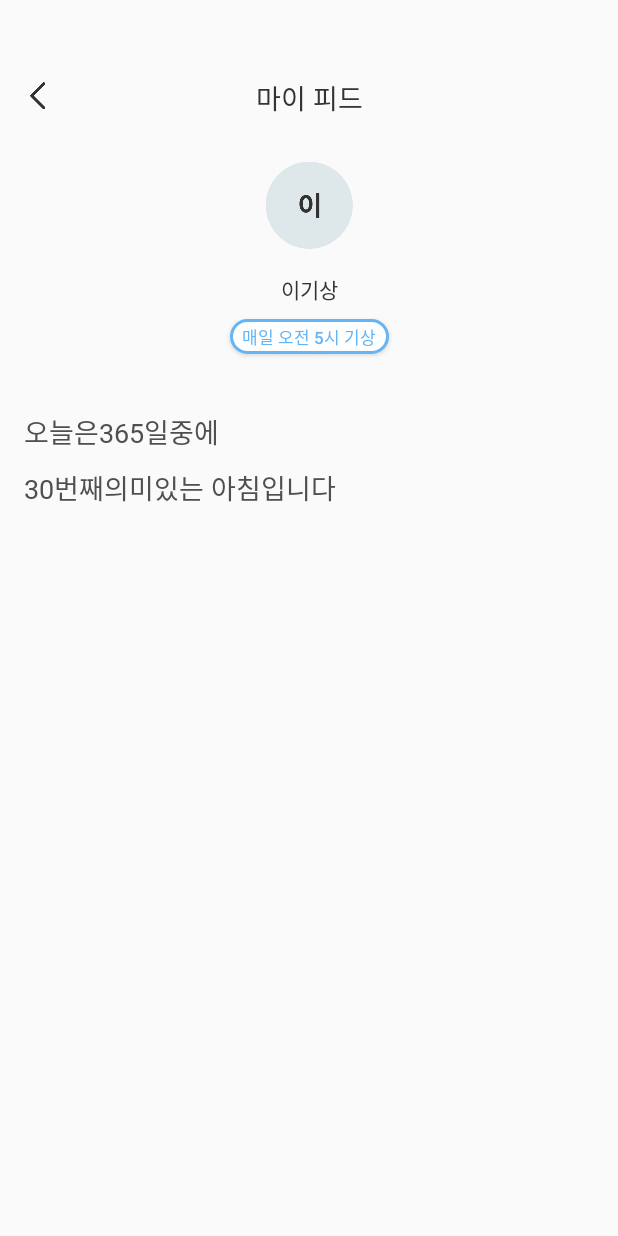
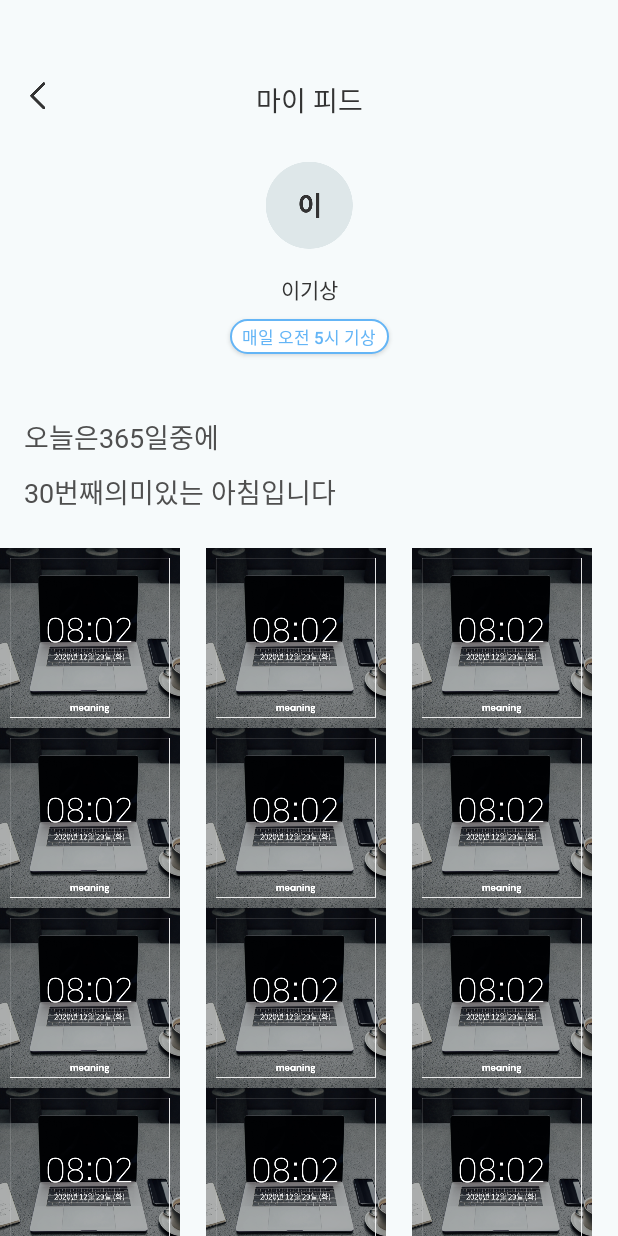
Before and after one commit to nneaning/meaning_Android, an Android app: the screen it shows after launch (MyFeedMainActivity), on a phone screen of 412 x 824 dp. Run offline under Robolectric (Android 15) with nearby library versions, the phone set to English and light mode, and no system bars; our stand-ins replace data binding; 1 statement that could not run was skipped.

Commit message:
[feat] 마이 피드 메인 페이지 inflate
coordinatorLayout 내 앱바레이아웃, CollapsingToolbarLayout을 이용해 스크롤 적용 구현. 리사이클러뷰 이용해 타임스탬프 인증 사진 기록

Related to : #12

```diff
--- a/app/build.gradle
+++ b/app/build.gradle
@@ -45,9 +45,13 @@ dependencies {
     implementation 'androidx.appcompat:appcompat:1.2.0'
     implementation 'com.google.android.material:material:1.2.1'
     implementation 'androidx.constraintlayout:constraintlayout:2.0.4'
+    implementation 'com.github.bumptech.glide:glide:4.11.0'
 
     // Test
     testImplementation 'junit:junit:4.13.1'
     androidTestImplementation 'androidx.test.ext:junit:1.1.2'
     androidTestImplementation 'androidx.test.espresso:espresso-core:3.3.0'
+
+
+
 }
--- a/app/src/main/AndroidManifest.xml
+++ b/app/src/main/AndroidManifest.xml
@@ -9,7 +9,7 @@
         android:roundIcon="@mipmap/ic_launcher_round"
         android:supportsRtl="true"
         android:theme="@style/Theme.Andromeaning">
-        <activity android:name=".Presentation.MyFeedMainActivity">
+        <activity android:name=".presentation.MyFeedMainActivity">
             <intent-filter>
                 <action android:name="android.intent.action.MAIN" />
                 <category android:name="android.intent.category.LAUNCHER" />
--- a/app/src/main/java/meaning/morning/Presentation/Adpater/MyFeedPictureAdapter.kt
+++ /dev/null
@@ -1 +0,0 @@
-package meaning.morning.Presentation.Adpater
--- a/app/src/main/java/meaning/morning/Presentation/MyFeedMainActivity.kt
+++ b/app/src/main/java/meaning/morning/Presentation/MyFeedMainActivity.kt
@@ -1,12 +1,59 @@
-package meaning.morning.Presentation
+package meaning.morning.presentation
 
 import androidx.appcompat.app.AppCompatActivity
 import android.os.Bundle
+import androidx.databinding.DataBindingUtil
+import androidx.recyclerview.widget.GridLayoutManager
 import meaning.morning.R
+import meaning.morning.databinding.ActivityMyFeedMainBinding
+import meaning.morning.databinding.ItemListBinding
+import meaning.morning.presentation.adapter.MyFeedPictureAdapter
 
 class MyFeedMainActivity : AppCompatActivity() {
+
+    private lateinit var binding : ActivityMyFeedMainBinding
+    private lateinit var binding2 : ItemListBinding
+
     override fun onCreate(savedInstanceState: Bundle?) {
         super.onCreate(savedInstanceState)
-        setContentView(R.layout.activity_my_feed_main)
+
+        init()
+        setRcv()
+
     }
+
+    fun init(){
+        binding = DataBindingUtil.setContentView(this, R.layout.activity_my_feed_main)
+        binding.myFeedMainActivity = this
+    }
+
+    fun setRcv(){
+        val myFeedPictureAdapter = MyFeedPictureAdapter(this)
+        binding.rcvMyfeed.layoutManager = GridLayoutManager(this,3)
+        binding.rcvMyfeed.adapter = myFeedPictureAdapter
+        myFeedPictureAdapter.data = listOf(
+           MyFeedPictureData(R.drawable.image_16),
+            MyFeedPictureData(R.drawable.image_16),
+            MyFeedPictureData(R.drawable.image_16),
+            MyFeedPictureData(R.drawable.image_16),
+            MyFeedPictureData(R.drawable.image_16),
+            MyFeedPictureData(R.drawable.image_16),
+            MyFeedPictureData(R.drawable.image_16),
+            MyFeedPictureData(R.drawable.image_16),
+            MyFeedPictureData(R.drawable.image_16),
+            MyFeedPictureData(R.drawable.image_16),
+            MyFeedPictureData(R.drawable.image_16),
+            MyFeedPictureData(R.drawable.image_16),
+            MyFeedPictureData(R.drawable.image_16),
+            MyFeedPictureData(R.drawable.image_16),
+            MyFeedPictureData(R.drawable.image_16),
+            MyFeedPictureData(R.drawable.image_16),
+            MyFeedPictureData(R.drawable.image_16),
+            MyFeedPictureData(R.drawable.image_16)
+
+
+        )
+        myFeedPictureAdapter.notifyDataSetChanged()
+    }
+
 }
--- a/app/src/main/java/meaning/morning/Presentation/MyFeedPictureData.kt
+++ b/app/src/main/java/meaning/morning/Presentation/MyFeedPictureData.kt
@@ -1,3 +1,7 @@
-package meaning.morning.Presentation
+package meaning.morning.presentation
 
 import android.widget.ImageView
+
+data class MyFeedPictureData (
+        var iv_picture : Int
+    )
--- a/app/src/main/java/meaning/morning/Presentation/MyFeedPictureViewHolder.kt
+++ /dev/null
@@ -1 +0,0 @@
-package meaning.morning.Presentation
--- /dev/null
+++ b/app/src/main/java/meaning/morning/Presentation/adapter/MyFeedPictureAdapter.kt
@@ -0,0 +1,31 @@
+package meaning.morning.presentation.adapter
+
+import android.content.Context
+import android.view.LayoutInflater
+import android.view.ViewGroup
+import androidx.recyclerview.widget.RecyclerView
+import meaning.morning.databinding.ItemListBinding
+import meaning.morning.presentation.MyFeedPictureData
+
+class MyFeedPictureAdapter (private val context: Context) : RecyclerView.Adapter<MyFeedPictureAdapter.MyFeedPictureViewHolder>(){
+
+    var data = listOf<MyFeedPictureData>()
+
+    override fun onCreateViewHolder(parent: ViewGroup, viewType: Int): MyFeedPictureViewHolder {
+        val binding = ItemListBinding.inflate(LayoutInflater.from(context),parent,false)
+
+        return MyFeedPictureViewHolder(binding)
+    }
+
+    override fun getItemCount(): Int = data.size
+
+    override fun onBindViewHolder(holder: MyFeedPictureViewHolder, position: Int) {
+        holder.onBind(data[position])
+    }
+
+    inner class MyFeedPictureViewHolder(val binding : ItemListBinding) : RecyclerView.ViewHolder(binding.root){
+        fun onBind(data : MyFeedPictureData){
+            binding.pictureList = data
+        }
+    }
+}
--- a/app/src/main/res/drawable/myfeed_whattime_box.xml
+++ b/app/src/main/res/drawable/myfeed_whattime_box.xml
@@ -3,7 +3,7 @@
     <item android:state_focused="false" android:state_pressed="false">
         <shape>
             <solid android:color="#ffffff"/>
-            <stroke android:color="@color/sub" android:width="2dp"/>
+            <stroke android:color="@color/sub" android:width="1dp"/>
             <corners android:radius="200dp" />
 
         </shape>
--- a/app/src/main/res/layout/activity_my_feed_main.xml
+++ b/app/src/main/res/layout/activity_my_feed_main.xml
@@ -1,24 +1,29 @@
 <?xml version="1.0" encoding="utf-8"?>
-<androidx.constraintlayout.widget.ConstraintLayout xmlns:android="http://schemas.android.com/apk/res/android"
+<layout xmlns:android="http://schemas.android.com/apk/res/android"
     xmlns:app="http://schemas.android.com/apk/res-auto"
-    xmlns:tools="http://schemas.android.com/tools"
+    xmlns:tools="http://schemas.android.com/tools">
+
+    <data>
+
+        <variable
+            name="myFeed_mainActivity"
+            type="meaning.morning.presentation.MyFeedMainActivity" />
+    </data>
+
+    <androidx.constraintlayout.widget.ConstraintLayout
         android:layout_width="match_parent"
         android:layout_height="match_parent"
-    tools:context=".Presentation.MyFeedMainActivity">
+        android:background="@color/meaning_ivory"
+        tools:context=".presentation.MyFeedMainActivity">
 
-    <androidx.coordinatorlayout.widget.CoordinatorLayout
-        android:id="@+id/cd_top_myfeed"
+        <androidx.constraintlayout.widget.ConstraintLayout
+            android:id="@+id/ct_top"
             android:layout_width="match_parent"
-        android:layout_height="274dp"
+            android:layout_height="wrap_content"
+            android:layout_marginTop="44dp"
             app:layout_constraintEnd_toEndOf="parent"
             app:layout_constraintStart_toStartOf="parent"
             app:layout_constraintTop_toTopOf="parent">
-
-        <androidx.constraintlayout.widget.ConstraintLayout
-            android:id="@+id/ct_topbar"
-            android:layout_width="match_parent"
-            android:layout_height="40dp"
-            android:layout_marginTop="44dp">
 
             <ImageView
                 android:layout_width="wrap_content"
@@ -32,7 +37,7 @@
                 android:id="@+id/tv_myfeed"
                 android:layout_width="wrap_content"
                 android:layout_height="wrap_content"
-                android:layout_marginTop="8dp"
+                android:layout_marginTop="9dp"
                 android:fontFamily="@font/notosanskr_medium"
                 android:includeFontPadding="false"
                 android:text="마이 피드"
@@ -42,13 +47,34 @@
                 app:layout_constraintStart_toStartOf="parent"
                 app:layout_constraintTop_toTopOf="parent" />
 
+
         </androidx.constraintlayout.widget.ConstraintLayout>
 
+        <androidx.coordinatorlayout.widget.CoordinatorLayout
+            android:id="@+id/cd_top_myfeed"
+            android:layout_width="match_parent"
+            android:layout_height="wrap_content"
+            app:layout_constraintEnd_toEndOf="parent"
+            app:layout_constraintStart_toStartOf="parent"
+            app:layout_constraintTop_toBottomOf="@id/ct_top">
+
+            <com.google.android.material.appbar.AppBarLayout
+                android:layout_width="match_parent"
+                android:layout_height="wrap_content">
+
+                <com.google.android.material.appbar.CollapsingToolbarLayout
+                    android:layout_width="match_parent"
+                    android:layout_height="wrap_content"
+                    android:fitsSystemWindows="true"
+                    app:layout_scrollFlags="scroll|enterAlways|enterAlwaysCollapsed"
+                    app:titleEnabled="false">
+
                     <androidx.constraintlayout.widget.ConstraintLayout
-            android:id="@+id/ct_profile"
+                        android:id="@+id/ct_topbar"
                         android:layout_width="match_parent"
-            android:layout_height="match_parent"
-            android:layout_marginTop="84dp">
+                        android:layout_height="wrap_content"
+                        android:background="@color/meaning_ivory">
+
 
                         <ImageView
                             android:id="@+id/iv_myfeed_profile"
@@ -74,6 +100,7 @@
                             app:layout_constraintTop_toBottomOf="@+id/iv_myfeed_profile" />
 
                         <Button
+                            android:id="@+id/btn_date"
                             android:layout_width="106dp"
                             android:layout_height="23dp"
                             android:layout_marginTop="9dp"
@@ -88,41 +115,41 @@
                             app:layout_constraintStart_toStartOf="parent"
                             app:layout_constraintTop_toBottomOf="@id/tv_myfeed_name" />
 
-        </androidx.constraintlayout.widget.ConstraintLayout>
-
-    </androidx.coordinatorlayout.widget.CoordinatorLayout>
-
                         <TextView
                             android:id="@+id/textView"
                             android:layout_width="wrap_content"
                             android:layout_height="wrap_content"
                             android:layout_marginStart="16dp"
+                            android:layout_marginTop="42dp"
                             android:fontFamily="@font/spoqahansansneo_light"
+                            android:includeFontPadding="false"
+                            android:text="오늘은"
+                            android:textColor="@color/grey2"
                             android:textSize="18sp"
-        android:textColor="@color/grey2"
-        android:text="오늘은"
                             app:layout_constraintStart_toStartOf="parent"
-        app:layout_constraintTop_toBottomOf="@+id/cd_top_myfeed" />
+                            app:layout_constraintTop_toBottomOf="@id/btn_date" />
 
                         <TextView
                             android:id="@+id/textView2"
                             android:layout_width="wrap_content"
                             android:layout_height="wrap_content"
                             android:fontFamily="@font/spoqahansansneo_bold"
+                            android:includeFontPadding="false"
+                            android:text="365일"
+                            android:textColor="@color/grey2"
                             android:textSize="18sp"
-        android:textColor="@color/grey2"
-        android:text="365일"
-        app:layout_constraintStart_toEndOf="@+id/textView"
-        app:layout_constraintTop_toTopOf="@+id/textView" />
+                            app:layout_constraintStart_toEndOf="@id/textView"
+                            app:layout_constraintTop_toTopOf="@id/textView" />
 
                         <TextView
                             android:id="@+id/textView3"
                             android:layout_width="wrap_content"
                             android:layout_height="wrap_content"
+                            android:fontFamily="@font/spoqahansansneo_light"
+                            android:includeFontPadding="false"
                             android:text="중에"
-        android:fontFamily="@font/spoqahansansneo_light"
+                            android:textColor="@color/grey2"
                             android:textSize="18sp"
-        android:textColor="@color/grey2"
                             app:layout_constraintStart_toEndOf="@+id/textView2"
                             app:layout_constraintTop_toTopOf="@+id/textView2" />
 
@@ -131,34 +158,62 @@
                             android:layout_width="wrap_content"
                             android:layout_height="wrap_content"
                             android:layout_marginTop="10dp"
+                            android:fontFamily="@font/spoqahansansneo_bold"
+                            android:includeFontPadding="false"
                             android:text="30번째"
-        android:fontFamily="@font/spoqahansansneo_bold"
+                            android:textColor="@color/grey2"
                             android:textSize="18sp"
-        android:textColor="@color/grey2"
-        app:layout_constraintStart_toStartOf="@+id/textView"
-        app:layout_constraintTop_toBottomOf="@+id/textView" />
+                            app:layout_constraintStart_toStartOf="@id/textView"
+                            app:layout_constraintTop_toBottomOf="@id/textView" />
+
 
                         <TextView
                             android:id="@+id/textView5"
                             android:layout_width="wrap_content"
                             android:layout_height="wrap_content"
+                            android:fontFamily="@font/spoqahansansneo_light"
+                            android:includeFontPadding="false"
+                            android:text="의미있는 아침입니다"
                             android:textColor="@color/grey2"
-        android:text="의미있는 아침입니다"
-        android:fontFamily="@font/spoqahansansneo_light"
                             android:textSize="18sp"
-        app:layout_constraintStart_toEndOf="@+id/textView4"
+                            app:layout_constraintStart_toEndOf="@id/textView4"
                             app:layout_constraintTop_toTopOf="@id/textView4" />
+
+                    </androidx.constraintlayout.widget.ConstraintLayout>
+
+                </com.google.android.material.appbar.CollapsingToolbarLayout>
+
+            </com.google.android.material.appbar.AppBarLayout>
+
+            <androidx.core.widget.NestedScrollView
+                android:layout_width="match_parent"
+                android:layout_height="wrap_content"
+                app:layout_behavior="@string/appbar_scrolling_view_behavior"
+                app:layout_constraintBottom_toBottomOf="parent"
+                app:layout_constraintEnd_toEndOf="parent"
+                app:layout_constraintStart_toStartOf="parent"
+                app:layout_constraintTop_toBottomOf="@+id/cd_top_myfeed">
+
+                <RelativeLayout
+                    android:layout_width="match_parent"
+                    android:layout_height="match_parent"
+                    app:layout_behavior="@string/appbar_scrolling_view_behavior">
+
 
                     <androidx.recyclerview.widget.RecyclerView
                         android:id="@+id/rcv_myfeed"
-        android:layout_width="0dp"
-        android:layout_height="0dp"
+                        android:layout_width="match_parent"
+                        android:layout_height="match_parent"
                         android:layout_marginTop="24dp"
-        app:layout_constraintBottom_toBottomOf="parent"
-        app:layout_constraintEnd_toEndOf="parent"
-        app:layout_constraintStart_toStartOf="parent"
-        app:layout_constraintTop_toBottomOf="@id/textView5"
                         tools:listitem="@layout/item_list" />
+
+                </RelativeLayout>
+
+            </androidx.core.widget.NestedScrollView>
+
+
+        </androidx.coordinatorlayout.widget.CoordinatorLayout>
 
 
     </androidx.constraintlayout.widget.ConstraintLayout>
+</layout>
--- a/app/src/main/res/layout/item_list.xml
+++ b/app/src/main/res/layout/item_list.xml
@@ -1,8 +1,17 @@
 <?xml version="1.0" encoding="utf-8"?>
-<androidx.constraintlayout.widget.ConstraintLayout xmlns:android="http://schemas.android.com/apk/res/android"
-    android:layout_width="match_parent"
-    android:layout_height="match_parent"
+<layout xmlns:android="http://schemas.android.com/apk/res/android"
     xmlns:app="http://schemas.android.com/apk/res-auto">
+
+    <data>
+        <variable
+            name="pictureList"
+            type="meaning.morning.presentation.MyFeedPictureData"/>
+
+    </data>
+
+    <androidx.constraintlayout.widget.ConstraintLayout
+        android:layout_width="wrap_content"
+        android:layout_height="wrap_content">
 
         <ImageView
             android:id="@+id/iv_picture"
@@ -10,6 +19,7 @@
             android:layout_height="wrap_content"
             app:layout_constraintStart_toStartOf="parent"
             app:layout_constraintTop_toTopOf="parent"
-        android:src="@drawable/image_16"/>
+            android:src="@drawable/image_16" />
 
     </androidx.constraintlayout.widget.ConstraintLayout>
+</layout>
```
Lines whose indentation alone changed are shown as unchanged.
